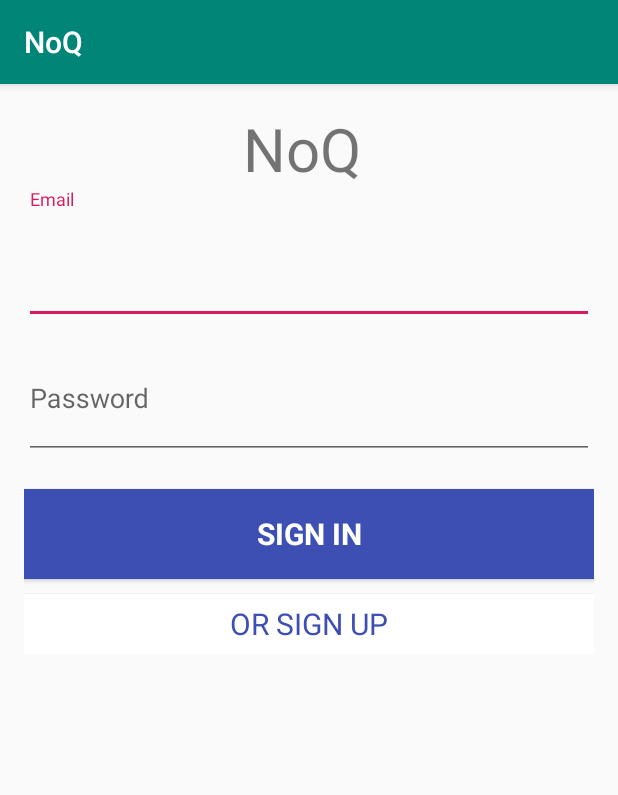
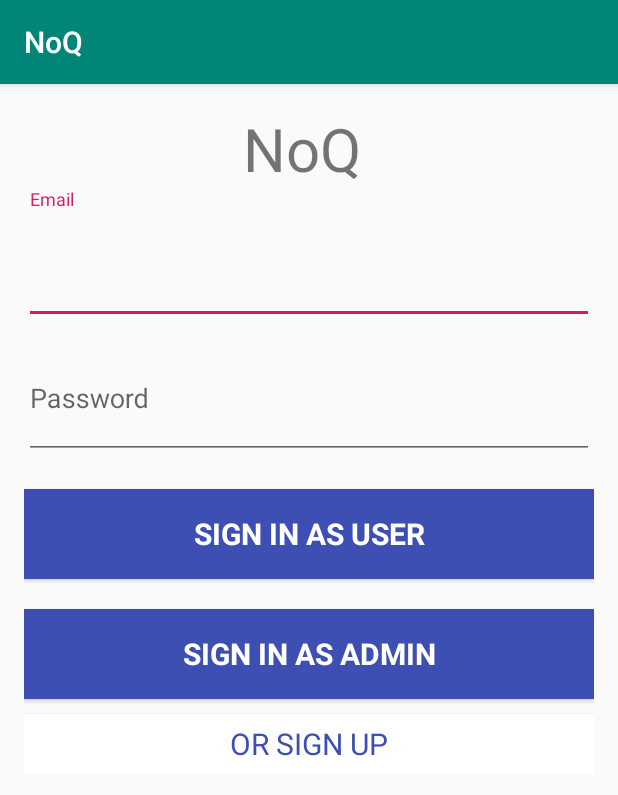
Before and after one commit to ManvithaC/NoQ, an Android app: the screen it shows after launch (LoginActivity), on a phone screen of 412 x 824 dp. Shown: the top 795 px of the screen. Run offline under Robolectric (Android 15) with nearby library versions, the phone set to English and light mode, and no system bars; 2 statements that could not run were skipped.

Commit message:
login and signup w/o server

```diff
--- a/app/src/main/java/com/example/noq/LoginActivity.java
+++ b/app/src/main/java/com/example/noq/LoginActivity.java
@@ -99,6 +99,14 @@ public class LoginActivity extends AppCompatActivity implements LoaderCallbacks<
             }
         });
 
+        Button mOrSignUpAsAdminButton = (Button) findViewById(R.id.sign_in_as_admin_button);
+        mOrSignUpButton.setOnClickListener(new OnClickListener() {
+            @Override
+            public void onClick(View view) {
+                getSignUpAsAdminActivity();
+            }
+        });
+
         mLoginFormView = findViewById(R.id.login_form);
         mProgressView = findViewById(R.id.login_progress);
     }
@@ -114,6 +122,11 @@ public class LoginActivity extends AppCompatActivity implements LoaderCallbacks<
     private void getSignUpActivity() {
         Intent intent = new Intent(this, SignUpActivity.class);
         startActivity(intent);
+    }
+
+    private void getSignUpAsAdminActivity() {
+//        Intent intent = new Intent(this, SignUpActivity.class);
+//        startActivity(intent);
     }
 
     private boolean mayRequestContacts() {
--- a/app/src/main/res/layout/activity_login.xml
+++ b/app/src/main/res/layout/activity_login.xml
@@ -88,7 +88,20 @@
                 android:layout_marginTop="20dp"
                 android:layout_weight="1"
                 android:background="#3D4FB2"
-                android:text="Sign In"
+                android:text="Sign in as User"
+                android:textColor="@android:color/white"
+                android:textSize="20dp"
+                android:textStyle="bold" />
+
+            <Button
+                android:id="@+id/sign_in_as_admin_button"
+                style="?android:textAppearanceSmall"
+                android:layout_width="match_parent"
+                android:layout_height="60dp"
+                android:layout_marginTop="20dp"
+                android:layout_weight="1"
+                android:background="#3D4FB2"
+                android:text="Sign in as admin"
                 android:textColor="@android:color/white"
                 android:textSize="20dp"
                 android:textStyle="bold" />
```
Also changed, not shown: app/src/main/java/com/example/noq/SignUpActivity.java (+37 -4 lines), app/src/main/res/layout/activity_sign_up.xml (+14 -1 lines), 1 other file.
